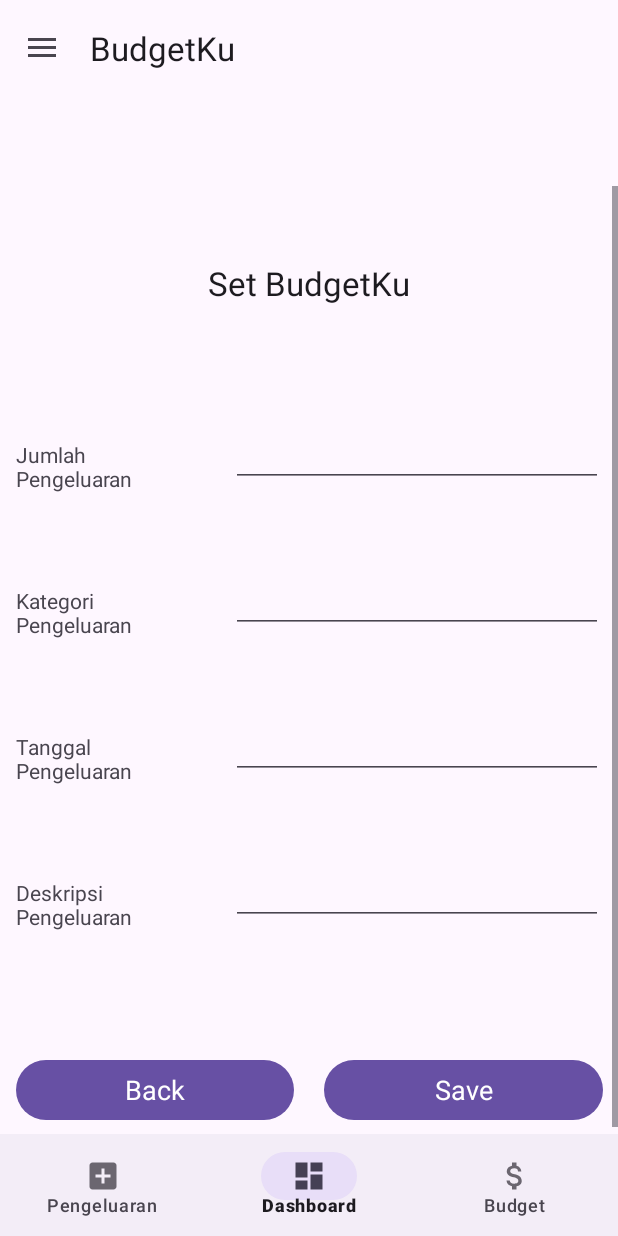
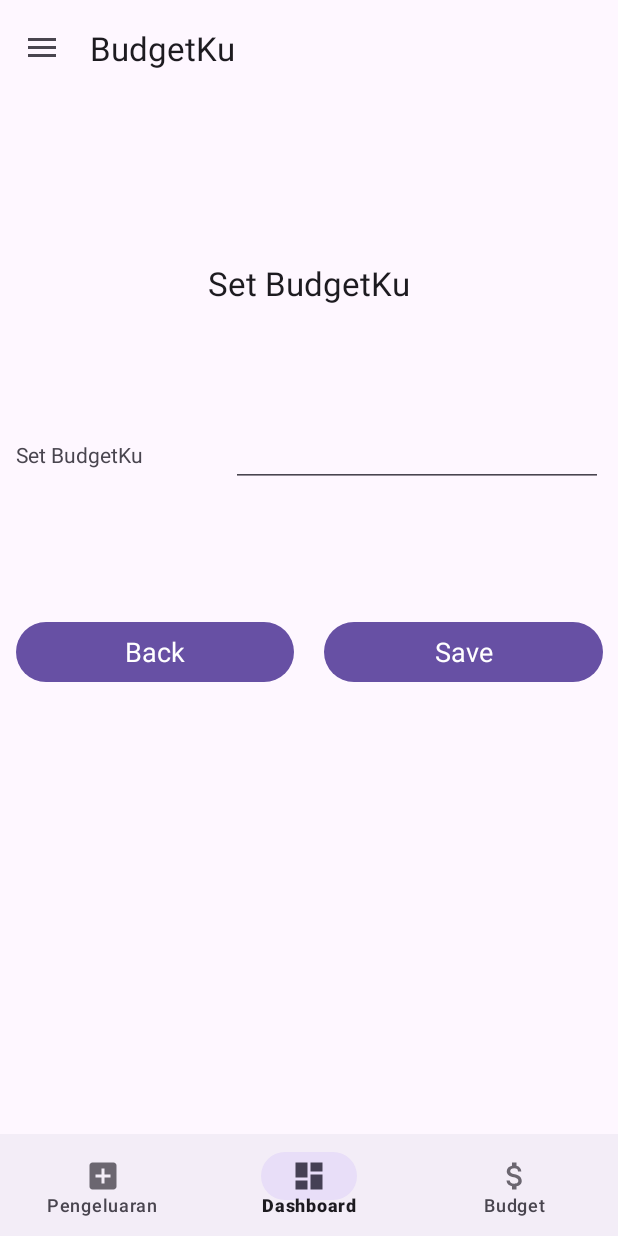
Before and after one commit to TheR1ple/BudgetKu-App, an Android app: the fragment BudgetFragment placed in its activity, on a phone screen of 412 x 824 dp. Run offline under Robolectric (Android 15) with nearby library versions, the phone set to English and light mode, and no system bars.

Commit message:
add data budget

```diff
--- a/app/src/main/java/com/example/budgetkuapp/BudgetFragment.java
+++ b/app/src/main/java/com/example/budgetkuapp/BudgetFragment.java
@@ -1,64 +1,61 @@
 package com.example.budgetkuapp;
 
 import android.os.Bundle;
+import android.view.LayoutInflater;
+import android.view.View;
+import android.view.ViewGroup;
+import android.widget.Button;
+import android.widget.EditText;
+import android.widget.Toast;
 
 import androidx.fragment.app.Fragment;
 
-import android.view.LayoutInflater;
-import android.view.View;
-import android.view.ViewGroup;
-
-/**
- * A simple {@link Fragment} subclass.
- * Use the {@link BudgetFragment#newInstance} factory method to
- * create an instance of this fragment.
- */
 public class BudgetFragment extends Fragment {
-
-    // TODO: Rename parameter arguments, choose names that match
-    // the fragment initialization parameters, e.g. ARG_ITEM_NUMBER
-    private static final String ARG_PARAM1 = "param1";
-    private static final String ARG_PARAM2 = "param2";
-
-    // TODO: Rename and change types of parameters
-    private String mParam1;
-    private String mParam2;
+    private EditText editJumlahBudget;
+    private Button buttonSaveInput;
+    private DataHelper dataHelper;
 
     public BudgetFragment() {
         // Required empty public constructor
     }
 
-    /**
-     * Use this factory method to create a new instance of
-     * this fragment using the provided parameters.
-     *
-     * @param param1 Parameter 1.
-     * @param param2 Parameter 2.
-     * @return A new instance of fragment BudgetFragment.
-     */
-    // TODO: Rename and change types and number of parameters
-    public static BudgetFragment newInstance(String param1, String param2) {
-        BudgetFragment fragment = new BudgetFragment();
-        Bundle args = new Bundle();
-        args.putString(ARG_PARAM1, param1);
-        args.putString(ARG_PARAM2, param2);
-        fragment.setArguments(args);
-        return fragment;
+    @Override
+    public View onCreateView(LayoutInflater inflater, ViewGroup container,
+                             Bundle savedInstanceState) {
+        View view = inflater.inflate(R.layout.fragment_budget, container, false);
+        editJumlahBudget = view.findViewById(R.id.editJumlahBudget);
+        buttonSaveInput = view.findViewById(R.id.buttonSaveInput);
+        dataHelper = new DataHelper(getActivity());
+
+        // Set up click listeners
+        buttonSaveInput.setOnClickListener(new View.OnClickListener() {
+            @Override
+            public void onClick(View view) {
+                saveDataToDatabase();
+            }
+        });
+        return view;
     }
 
-    @Override
-    public void onCreate(Bundle savedInstanceState) {
-        super.onCreate(savedInstanceState);
-        if (getArguments() != null) {
-            mParam1 = getArguments().getString(ARG_PARAM1);
-            mParam2 = getArguments().getString(ARG_PARAM2);
+    private void saveDataToDatabase() {
+        String budgetValue = editJumlahBudget.getText().toString();
+
+        int userId = dataHelper.getCurrentUserId();
+
+        boolean isInserted = dataHelper.insertBudget(userId, Double.parseDouble(budgetValue));
+
+        // Check if data insertion was successful
+        if (isInserted) {
+            Toast.makeText(getActivity(), "Budget saved successfully", Toast.LENGTH_SHORT).show();
+            // Clear input fields if needed
+            clearInputFields();
+        } else {
+            Toast.makeText(getActivity(), "Failed to save budget", Toast.LENGTH_SHORT).show();
         }
     }
 
-    @Override
-    public View onCreateView(LayoutInflater inflater, ViewGroup container,
-                             Bundle savedInstanceState) {
-        // Inflate the layout for this fragment
-        return inflater.inflate(R.layout.fragment_budget, container, false);
+    private void clearInputFields() {
+        // Clear input field
+        editJumlahBudget.getText().clear();
     }
 }
--- a/app/src/main/java/com/example/budgetkuapp/PengeluaranFragment.java
+++ b/app/src/main/java/com/example/budgetkuapp/PengeluaranFragment.java
@@ -33,7 +33,6 @@ public class PengeluaranFragment extends Fragment {
         editDeskripsiPengeluaran = view.findViewById(R.id.editDeskripsiPengeluaran);
 
         buttonSaveInput = view.findViewById(R.id.buttonSaveInput);
-        buttonBackInput = view.findViewById(R.id.buttonBackInput);
 
         // Initialize DataHelper
         dataHelper = new DataHelper(getActivity());
--- a/app/src/main/res/layout/appbar_layout.xml
+++ b/app/src/main/res/layout/appbar_layout.xml
@@ -4,7 +4,6 @@
     android:layout_width="match_parent"
     android:layout_height="match_parent"
     android:fitsSystemWindows="true">
-
     <com.google.android.material.appbar.AppBarLayout
         android:id="@+id/appbar"
         android:layout_width="match_parent"
--- a/app/src/main/res/layout/fragment_budget.xml
+++ b/app/src/main/res/layout/fragment_budget.xml
@@ -40,7 +40,7 @@
                     <TextView
                         android:layout_width="wrap_content"
                         android:layout_height="wrap_content"
-                        android:text="Jumlah Pengeluaran"/>
+                        android:text="Set BudgetKu"/>
                 </RelativeLayout>
 
                 <RelativeLayout
@@ -52,106 +52,11 @@
                     <EditText
                         android:layout_width="match_parent"
                         android:layout_height="wrap_content"
-                        android:id="@+id/editJumlahPengeluaran"/>
+                        android:id="@+id/editJumlahBudget"/>
                 </RelativeLayout>
 
             </LinearLayout>
 
-
-            <LinearLayout
-                android:layout_width="match_parent"
-                android:layout_height="wrap_content"
-                android:orientation="horizontal"
-                android:paddingVertical="16dp">
-                <RelativeLayout
-                    android:layout_width="0dp"
-                    android:layout_height="wrap_content"
-                    android:layout_weight="1"
-                    android:layout_margin="10dp"
-                    android:gravity="center">
-                    <TextView
-                        android:layout_width="wrap_content"
-                        android:layout_height="wrap_content"
-                        android:text="Kategori Pengeluaran"/>
-                </RelativeLayout>
-
-                <RelativeLayout
-                    android:layout_width="0dp"
-                    android:layout_height="wrap_content"
-                    android:layout_weight="2"
-                    android:layout_margin="10dp">
-
-                    <EditText
-                        android:layout_width="match_parent"
-                        android:layout_height="wrap_content"
-                        android:id="@+id/editKategoriPengeluaran"/>
-                </RelativeLayout>
-
-            </LinearLayout>
-
-            <LinearLayout
-                android:layout_width="match_parent"
-                android:layout_height="wrap_content"
-                android:orientation="horizontal"
-                android:paddingVertical="16dp">
-                <RelativeLayout
-                    android:layout_width="0dp"
-                    android:layout_height="wrap_content"
-                    android:layout_weight="1"
-                    android:layout_margin="10dp"
-                    android:gravity="center">
-                    <TextView
-                        android:layout_width="wrap_content"
-                        android:layout_height="wrap_content"
-                        android:text="Tanggal Pengeluaran"/>
-                </RelativeLayout>
-
-                <RelativeLayout
-                    android:layout_width="0dp"
-                    android:layout_height="wrap_content"
-                    android:layout_weight="2"
-                    android:layout_margin="10dp">
-
-                    <EditText
-                        android:layout_width="match_parent"
-                        android:layout_height="wrap_content"
-                        android:inputType="date"
-                        android:ems="10"
-                        android:id="@+id/editTanggalPengeluaran"/>
-
-                </RelativeLayout>
-
-            </LinearLayout>
-            <LinearLayout
-                android:layout_width="match_parent"
-                android:layout_height="wrap_content"
-                android:orientation="horizontal"
-                android:paddingVertical="16dp">
-                <RelativeLayout
-                    android:layout_width="0dp"
-                    android:layout_height="wrap_content"
-                    android:layout_weight="1"
-                    android:layout_margin="10dp"
-                    android:gravity="center">
-                    <TextView
-                        android:layout_width="wrap_content"
-                        android:layout_height="wrap_content"
-                        android:text="Deskripsi Pengeluaran"/>
-                </RelativeLayout>
-
-                <RelativeLayout
-                    android:layout_width="0dp"
-                    android:layout_height="wrap_content"
-                    android:layout_weight="2"
-                    android:layout_margin="10dp">
-
-                    <EditText
-                        android:layout_width="match_parent"
-                        android:layout_height="wrap_content"
-                        android:id="@+id/editDeskripsiPengeluaran"/>
-                </RelativeLayout>
-
-            </LinearLayout>
 
             <LinearLayout
                 android:layout_width="match_parent"
```
